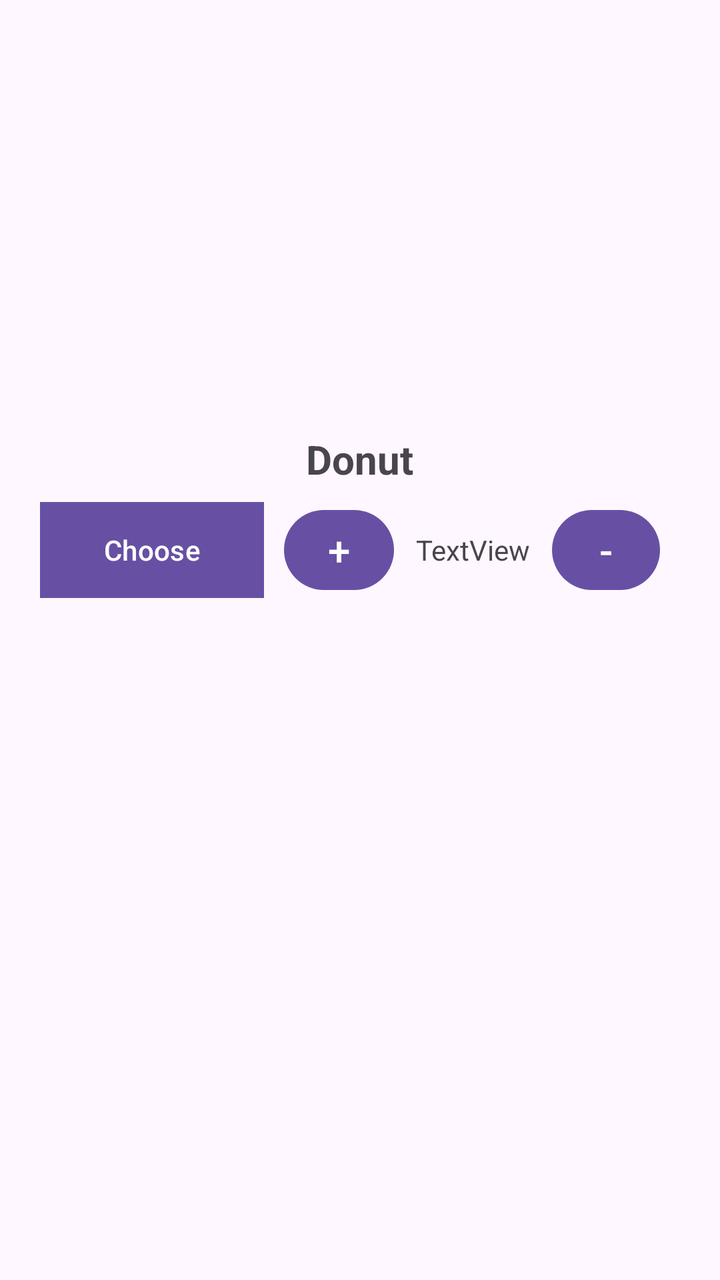
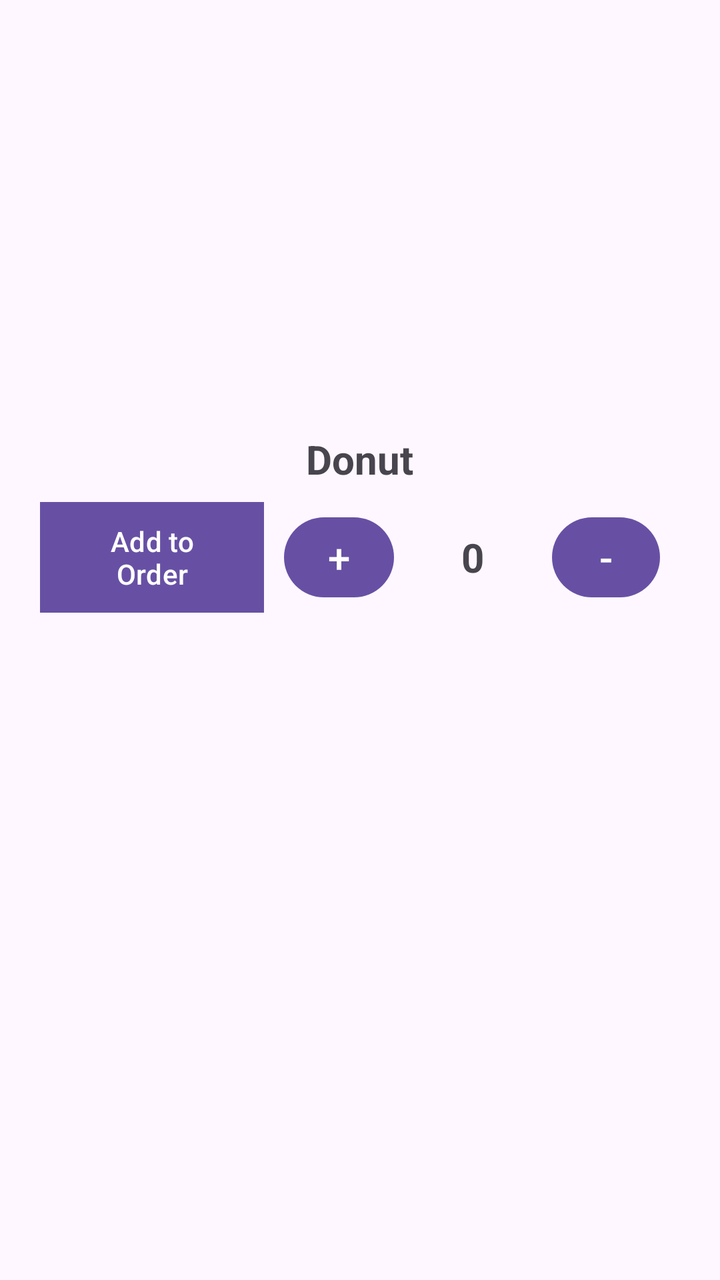

Two renders of the same Android screen: before a commit and after it. Below are the layout's source before the change and the commit's diff.
<!-- AndroidManifest.xml: application theme Theme.Software_Meth_5 -->
<!-- res/layout/item_donut.xml -->
<?xml version="1.0" encoding="utf-8"?>
<LinearLayout xmlns:android="http://schemas.android.com/apk/res/android"
    xmlns:app="http://schemas.android.com/apk/res-auto"
    android:layout_width="match_parent"
    android:layout_height="wrap_content"
    android:layout_marginBottom="25dp"
    android:gravity="center_horizontal"
    android:paddingTop="8dp"
    android:paddingBottom="8dp">

    
    <LinearLayout
        android:id="@+id/donutOption"
        android:layout_width="320dp"
        android:layout_height="wrap_content"
        android:orientation="vertical">

        <ImageView
            android:id="@+id/donutImage"
            android:layout_width="match_parent"
            android:layout_height="200dp"
            android:scaleType="centerCrop" />

        <TextView
            android:id="@+id/donutName"
            android:layout_width="wrap_content"
            android:layout_height="wrap_content"
            android:layout_gravity="center_horizontal|center_vertical"
            android:layout_marginTop="8dp"
            android:layout_marginBottom="8dp"
            android:gravity="center|center_vertical"
            android:text="Donut"
            android:textSize="20sp"
            android:textStyle="bold" />

        <LinearLayout
            android:layout_width="match_parent"
            android:layout_height="match_parent"
            android:orientation="horizontal">

            <Button
                android:id="@+id/donutOptionBtn"
                android:layout_width="112dp"
                android:layout_height="wrap_content"
                android:layout_gravity="clip_horizontal"
                android:background="#644D4E"
                android:foregroundGravity="center_vertical"
                android:gravity="center|center_vertical"
                android:text="Choose" />

            <LinearLayout
                android:layout_width="match_parent"
                android:layout_height="match_parent"
                android:layout_marginLeft="10dp"
                android:orientation="horizontal">

                <Button
                    android:id="@+id/addBtn"
                    android:layout_width="55dp"
                    android:layout_height="wrap_content"
                    android:layout_gravity="center_vertical"
                    android:layout_marginRight="5dp"
                    android:gravity="center"
                    android:padding="2dp"
                    android:text="+"
                    android:textSize="20sp" />

                <TextView
                    android:id="@+id/quantitySandwichText"
                    android:layout_width="69dp"
                    android:layout_height="50dp"
                    android:layout_gravity="center_vertical"
                    android:layout_marginRight="5dp"
                    android:layout_weight="0"
                    android:gravity="center"
                    android:text="TextView" />

                <Button
                    android:id="@+id/removeBtn"
                    android:layout_width="54dp"
                    android:layout_height="wrap_content"
                    android:layout_gravity="center_vertical"
                    android:gravity="center"
                    android:text="-"
                    android:textColor="#FFFFFF"
                    android:textColorLink="#FFFFFF"
                    android:textSize="20sp"
                    app:opticalCenterEnabled="false" />
            </LinearLayout>
        </LinearLayout>

    </LinearLayout>

</LinearLayout>
<!-- resources referenced by this layout -->
<resources>
  <style name="Theme.Software_Meth_5" parent="Base.Theme.Software_Meth_5" />
  <style name="Base.Theme.Software_Meth_5" parent="Theme.Material3.DayNight.NoActionBar">
          
          
      </style>
</resources>

<!-- the commit's change to res/layout/item_donut.xml (unified diff, before → after) -->
@@ -39,14 +39,14 @@
             android:orientation="horizontal">
 
             <Button
-                android:id="@+id/donutOptionBtn"
+                android:id="@+id/addDonut"
                 android:layout_width="112dp"
                 android:layout_height="wrap_content"
                 android:layout_gravity="clip_horizontal"
                 android:background="#644D4E"
                 android:foregroundGravity="center_vertical"
                 android:gravity="center|center_vertical"
-                android:text="Choose" />
+                android:text="Add to Order" />
 
             <LinearLayout
                 android:layout_width="match_parent"
@@ -55,7 +55,7 @@
                 android:orientation="horizontal">
 
                 <Button
-                    android:id="@+id/addBtn"
+                    android:id="@+id/addQuantity"
                     android:layout_width="55dp"
                     android:layout_height="wrap_content"
                     android:layout_gravity="center_vertical"
@@ -73,10 +73,12 @@
                     android:layout_marginRight="5dp"
                     android:layout_weight="0"
                     android:gravity="center"
-                    android:text="TextView" />
+                    android:text="0"
+                    android:textSize="20sp"
+                    android:textStyle="bold" />
 
                 <Button
-                    android:id="@+id/removeBtn"
+                    android:id="@+id/removeQuantity"
                     android:layout_width="54dp"
                     android:layout_height="wrap_content"
                     android:layout_gravity="center_vertical"
